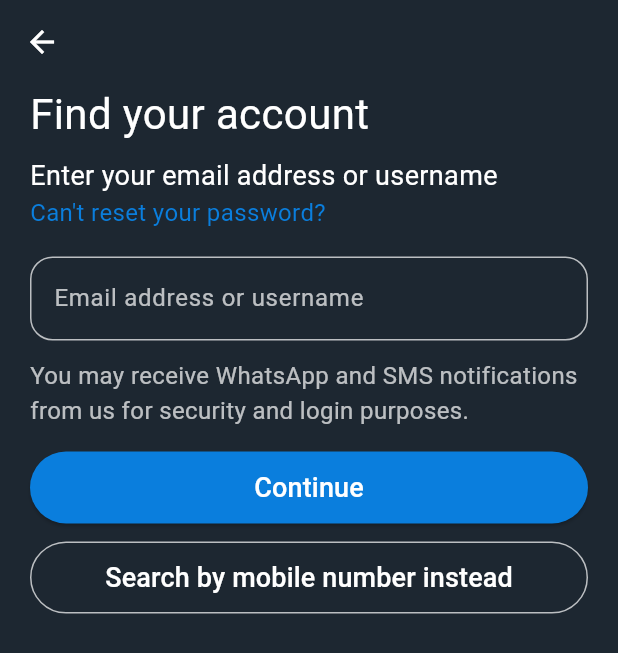
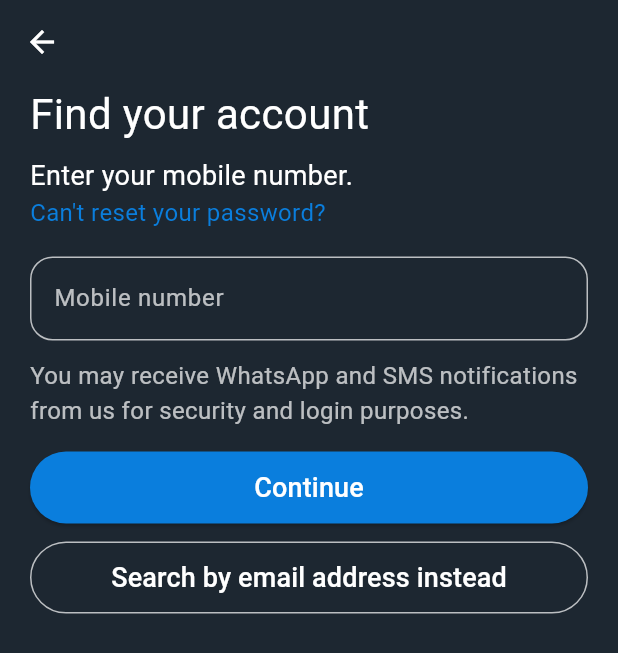
Before and after one commit to muhammadXainAhmad/instagram_ui_design_flutter, a Flutter app: the MyForgotPage screen opened by its route, after a tap on "Search by mobile number instead", on a phone screen of 412 x 824 dp. Shown: the top 653 px of the screen. Run offline on Flutter 3.47's test engine with Material 3 defaults, Android fonts, the light colour scheme and no system bars.

Commit message:
Added toggle functionality for email/mobile input fields on button press

```diff
--- a/lib/Views/forgot.dart
+++ b/lib/Views/forgot.dart
@@ -11,6 +11,8 @@ class MyForgotPage extends StatefulWidget {
 class _MyForgotPageState extends State<MyForgotPage> {
   final TextEditingController emailController = TextEditingController();
   String emailText = "";
+  String txtFieldText = "Email address or username";
+  String txtBtnText = "mobile number instead";
 
   @override
   Widget build(BuildContext context) {
@@ -35,8 +37,8 @@ class _MyForgotPageState extends State<MyForgotPage> {
               ),
               Padding(
                 padding: const EdgeInsets.only(top: 8.0),
-                child: const Text(
-                  "Enter your email address or username",
+                child: Text(
+                  "Enter your ${txtFieldText.toLowerCase()}.",
                   style: TextStyle(color: Colors.white, fontSize: 18),
                 ),
               ),
@@ -58,7 +60,7 @@ class _MyForgotPageState extends State<MyForgotPage> {
                   },
                   style: const TextStyle(color: Colors.white),
                   decoration: InputDecoration(
-                    labelText: "Email address or username",
+                    labelText: txtFieldText,
                     labelStyle: const TextStyle(color: MyConstants.myTxtColor),
                     enabledBorder: MyConstants.myBorder,
                     focusedBorder: MyConstants.myBorder2,
@@ -104,7 +106,15 @@ class _MyForgotPageState extends State<MyForgotPage> {
               ),
               TextButton(
                 onPressed: () {
-
+                  setState(() {
+                    if (txtFieldText == "Email address or username") {
+                      txtFieldText = "Mobile number";
+                      txtBtnText = "email address instead";
+                    } else {
+                      txtFieldText = "Email address or username";
+                      txtBtnText = "mobile number instead";
+                    }
+                  });
                 },
                 style: TextButton.styleFrom(
                   minimumSize: const Size(double.infinity, 48),
@@ -113,8 +123,8 @@ class _MyForgotPageState extends State<MyForgotPage> {
                     borderRadius: BorderRadius.circular(25),
                   ),
                 ),
-                child: const Text(
-                  "Search by mobile number instead",
+                child: Text(
+                  "Search by $txtBtnText",
                   style: TextStyle(color: Colors.white, fontSize: 18),
                 ),
               ),
```
